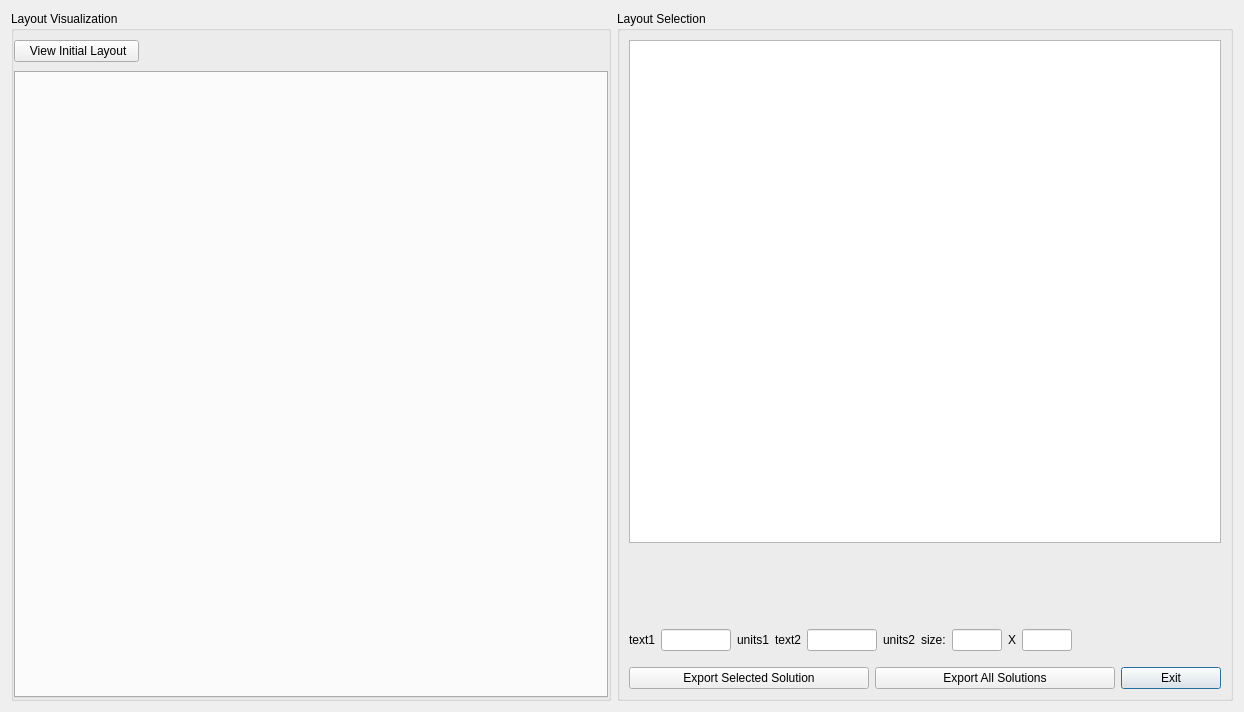
Above: qt/ui/solutionBrowser.ui from e3da/PowerSynth2-gui before the change. Below: the same form after it.
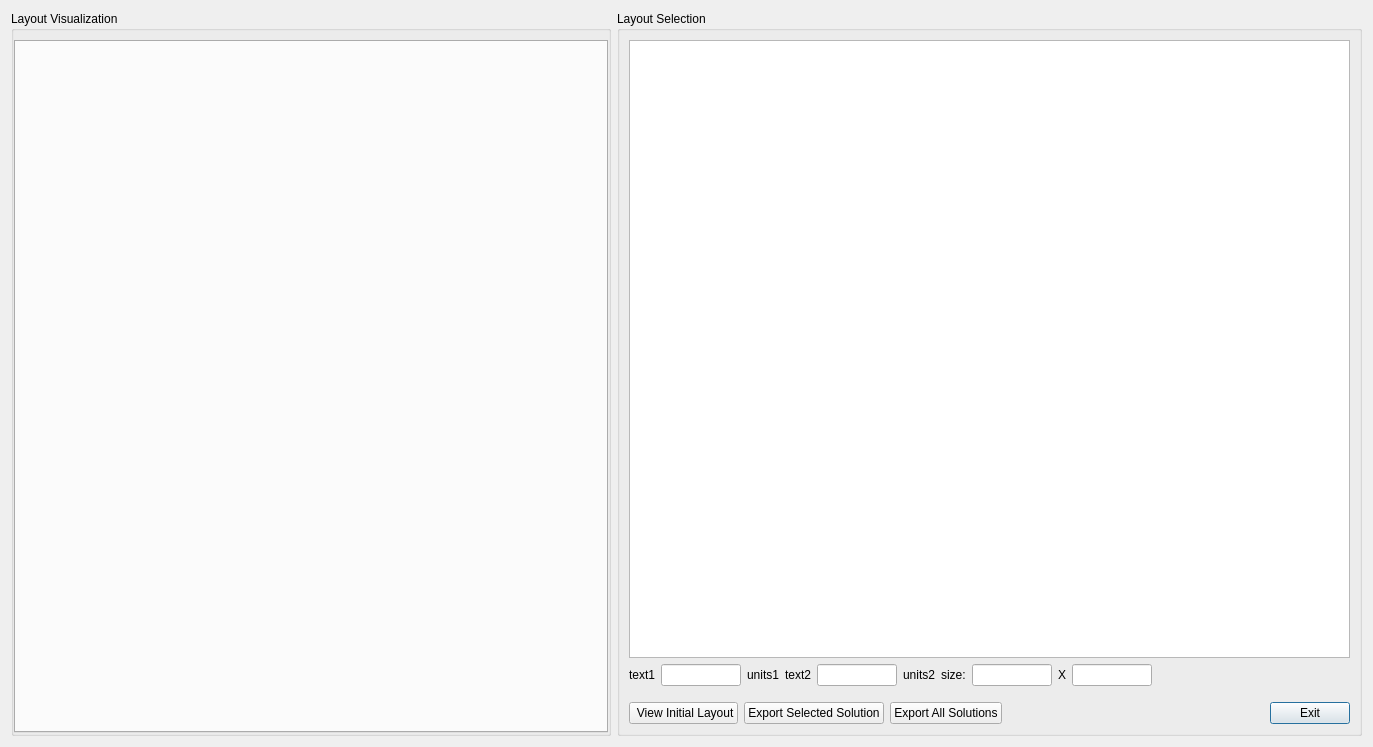
That is the form after the change.

Commit message: adjust gui elements removing settings info buttons

```diff
--- a/qt/ui/solutionBrowser.ui
+++ b/qt/ui/solutionBrowser.ui
@@ -6,8 +6,8 @@
    <rect>
     <x>0</x>
     <y>0</y>
-    <width>1244</width>
-    <height>712</height>
+    <width>1373</width>
+    <height>747</height>
    </rect>
   </property>
   <property name="windowTitle">
@@ -50,31 +50,6 @@
       <property name="bottomMargin">
        <number>0</number>
       </property>
-      <item>
-       <widget class="QPushButton" name="btn_initial_layout">
-        <property name="sizePolicy">
-         <sizepolicy hsizetype="Fixed" vsizetype="Fixed">
-          <horstretch>0</horstretch>
-          <verstretch>0</verstretch>
-         </sizepolicy>
-        </property>
-        <property name="maximumSize">
-         <size>
-          <width>125</width>
-          <height>16777215</height>
-         </size>
-        </property>
-        <property name="layoutDirection">
-         <enum>Qt::LeftToRight</enum>
-        </property>
-        <property name="text">
-         <string> View Initial Layout</string>
-        </property>
-        <property name="autoExclusive">
-         <bool>false</bool>
-        </property>
-       </widget>
-      </item>
       <item>
        <layout class="QVBoxLayout" name="verticalLayout">
         <item>
@@ -107,7 +82,128 @@
       <string>Layout Selection</string>
      </property>
      <layout class="QGridLayout" name="gridLayout">
-      <item row="5" column="0">
+      <item row="1" column="0">
+       <widget class="QGraphicsView" name="grview_sols_browser">
+        <property name="sizePolicy">
+         <sizepolicy hsizetype="Maximum" vsizetype="Expanding">
+          <horstretch>0</horstretch>
+          <verstretch>0</verstretch>
+         </sizepolicy>
+        </property>
+        <property name="maximumSize">
+         <size>
+          <width>2000</width>
+          <height>16777215</height>
+         </size>
+        </property>
+        <property name="layoutDirection">
+         <enum>Qt::LeftToRight</enum>
+        </property>
+        <property name="alignment">
+         <set>Qt::AlignCenter</set>
+        </property>
+       </widget>
+      </item>
+      <item row="6" column="0">
+       <layout class="QHBoxLayout" name="horizontalLayout_2">
+        <item>
+         <widget class="QPushButton" name="btn_initial_layout">
+          <property name="sizePolicy">
+           <sizepolicy hsizetype="Fixed" vsizetype="Fixed">
+            <horstretch>0</horstretch>
+            <verstretch>0</verstretch>
+           </sizepolicy>
+          </property>
+          <property name="maximumSize">
+           <size>
+            <width>200</width>
+            <height>16777215</height>
+           </size>
+          </property>
+          <property name="layoutDirection">
+           <enum>Qt::LeftToRight</enum>
+          </property>
+          <property name="text">
+           <string> View Initial Layout</string>
+          </property>
+          <property name="autoExclusive">
+           <bool>false</bool>
+          </property>
+         </widget>
+        </item>
+        <item>
+         <widget class="QPushButton" name="btn_export_selected">
+          <property name="maximumSize">
+           <size>
+            <width>200</width>
+            <height>16777215</height>
+           </size>
+          </property>
+          <property name="text">
+           <string>Export Selected Solution</string>
+          </property>
+          <property name="default">
+           <bool>false</bool>
+          </property>
+          <property name="flat">
+           <bool>false</bool>
+          </property>
+         </widget>
+        </item>
+        <item>
+         <widget class="QPushButton" name="btn_export_all">
+          <property name="maximumSize">
+           <size>
+            <width>200</width>
+            <height>16777215</height>
+           </size>
+          </property>
+          <property name="text">
+           <string>Export All Solutions</string>
+          </property>
+          <property name="default">
+           <bool>false</bool>
+          </property>
+         </widget>
+        </item>
+        <item>
+         <spacer name="horizontalSpacer_4">
+          <property name="orientation">
+           <enum>Qt::Horizontal</enum>
+          </property>
+          <property name="sizeHint" stdset="0">
+           <size>
+            <width>40</width>
+            <height>20</height>
+           </size>
+          </property>
+         </spacer>
+        </item>
+        <item>
+         <widget class="QPushButton" name="btn_exit">
+          <property name="sizePolicy">
+           <sizepolicy hsizetype="Fixed" vsizetype="Fixed">
+            <horstretch>0</horstretch>
+            <verstretch>0</verstretch>
+           </sizepolicy>
+          </property>
+          <property name="maximumSize">
+           <size>
+            <width>200</width>
+            <height>16777215</height>
+           </size>
+          </property>
+          <property name="text">
+           <string>Exit</string>
+          </property>
+          <property name="default">
+           <bool>true</bool>
+          </property>
+         </widget>
+        </item>
+       </layout>
+      </item>
+      <item row="4" column="0">
        <spacer name="verticalSpacer_3">
         <property name="orientation">
          <enum>Qt::Vertical</enum>
@@ -123,7 +219,7 @@
         </property>
        </spacer>
       </item>
-      <item row="4" column="0">
+      <item row="3" column="0">
        <layout class="QHBoxLayout" name="horizontalLayout">
         <item>
          <widget class="QLabel" name="x_label">
@@ -142,7 +238,7 @@
           </property>
           <property name="maximumSize">
            <size>
-            <width>70</width>
+            <width>80</width>
             <height>16777215</height>
            </size>
           </property>
@@ -185,7 +281,7 @@
           </property>
           <property name="maximumSize">
            <size>
-            <width>70</width>
+            <width>80</width>
             <height>16777215</height>
            </size>
           </property>
@@ -228,7 +324,7 @@
           </property>
           <property name="maximumSize">
            <size>
-            <width>50</width>
+            <width>80</width>
             <height>16777215</height>
            </size>
           </property>
@@ -251,7 +347,7 @@
           </property>
           <property name="maximumSize">
            <size>
-            <width>50</width>
+            <width>80</width>
             <height>16777215</height>
            </size>
           </property>
@@ -275,93 +371,6 @@
         </item>
        </layout>
       </item>
-      <item row="7" column="0">
-       <layout class="QHBoxLayout" name="horizontalLayout_2">
-        <item>
-         <widget class="QPushButton" name="btn_export_selected">
-          <property name="text">
-           <string>Export Selected Solution</string>
-          </property>
-          <property name="default">
-           <bool>false</bool>
-          </property>
-          <property name="flat">
-           <bool>false</bool>
-          </property>
-         </widget>
-        </item>
-        <item>
-         <widget class="QPushButton" name="btn_export_all">
-          <property name="text">
-           <string>Export All Solutions</string>
-          </property>
-          <property name="default">
-           <bool>false</bool>
-          </property>
-         </widget>
-        </item>
-        <item>
-         <widget class="QPushButton" name="btn_exit">
-          <property name="sizePolicy">
-           <sizepolicy hsizetype="Fixed" vsizetype="Fixed">
-            <horstretch>0</horstretch>
-            <verstretch>0</verstretch>
-           </sizepolicy>
-          </property>
-          <property name="maximumSize">
-           <size>
-            <width>100</width>
-            <height>16777215</height>
-           </size>
-          </property>
-          <property name="text">
-           <string>Exit</string>
-          </property>
-          <property name="default">
-           <bool>true</bool>
-          </property>
-         </widget>
-        </item>
-       </layout>
-      </item>
-      <item row="1" column="0">
-       <widget class="QGraphicsView" name="grview_sols_browser">
-        <property name="sizePolicy">
-         <sizepolicy hsizetype="Maximum" vsizetype="Expanding">
-          <horstretch>0</horstretch>
-          <verstretch>0</verstretch>
-         </sizepolicy>
-        </property>
-        <property name="maximumSize">
-         <size>
-          <width>2000</width>
-          <height>16777215</height>
-         </size>
-        </property>
-        <property name="layoutDirection">
-         <enum>Qt::LeftToRight</enum>
-        </property>
-        <property name="alignment">
-         <set>Qt::AlignCenter</set>
-        </property>
-       </widget>
-      </item>
-      <item row="2" column="0">
-       <spacer name="verticalSpacer">
-        <property name="orientation">
-         <enum>Qt::Vertical</enum>
-        </property>
-        <property name="sizeType">
-         <enum>QSizePolicy::Maximum</enum>
-        </property>
-        <property name="sizeHint" stdset="0">
-         <size>
-          <width>20</width>
-          <height>80</height>
-         </size>
-        </property>
-       </spacer>
-      </item>
      </layout>
     </widget>
    </item>
```
The commit also changes 12 other files.
